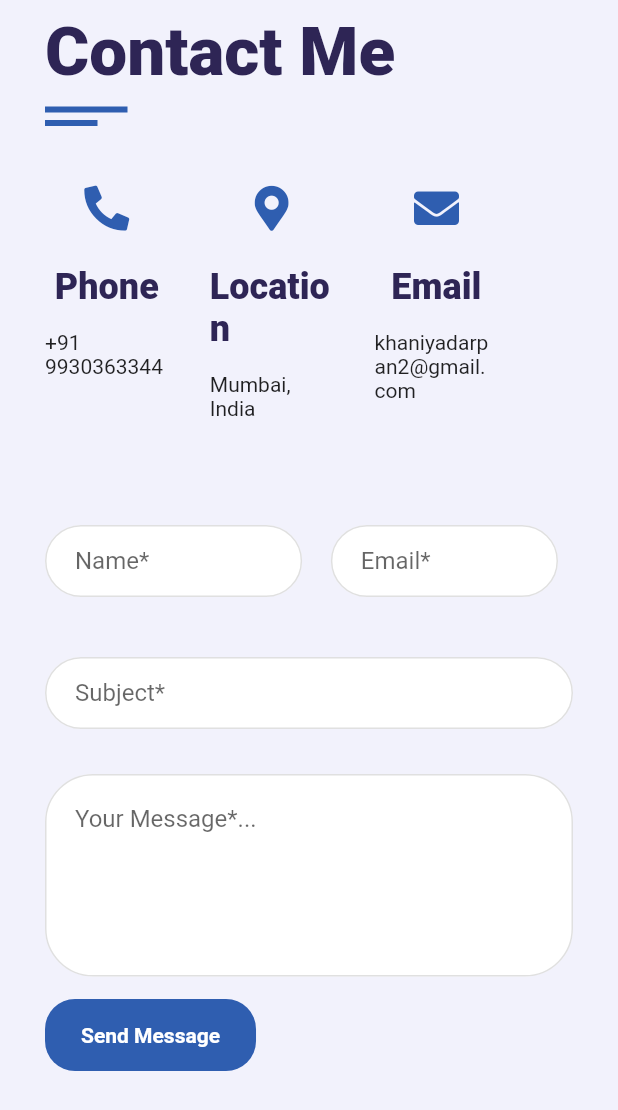
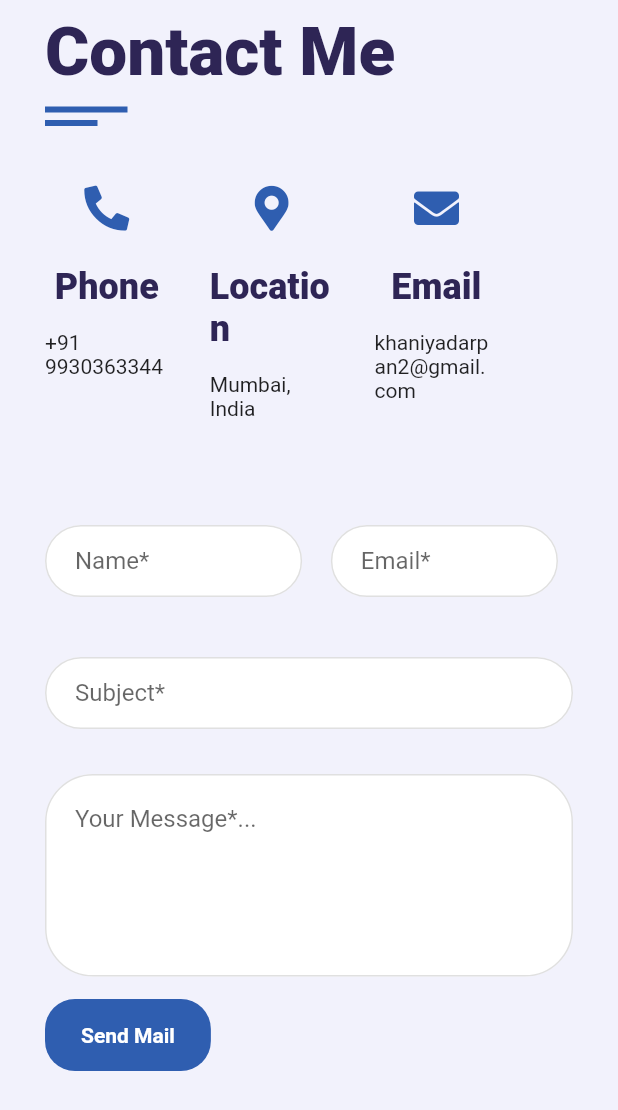
Before and after one commit to darpanbhanushali/portfolio_flutter, a Flutter app: the Contact widget shown alone on an empty page, opened directly, on a phone screen of 412 x 824 dp. Shown: the top 1110 px of the screen. Run offline on Flutter 3.47's test engine with Material 2 defaults, Android fonts, the light colour scheme and no system bars; our stand-ins replace auto_size_text, email_validator, fluttertoast, font_awesome_flutter, timeline_tile; missing offline and left inert: dart:html; project files that could hold a hidden picture were left out.

Commit message:
Minor Changes

```diff
--- a/lib/components/timelinetile.dart
+++ b/lib/components/timelinetile.dart
@@ -76,7 +76,7 @@ class TimelineTileHelper extends StatelessWidget {
                   subtext,
                   style: TextStyle(
                       fontSize: 18,
-                      color: Color(0xFF504E70),
+                      color: Colors.grey[600],
                       fontWeight: FontWeight.w100),
                 ),
               ),
--- a/lib/screens/contact.dart
+++ b/lib/screens/contact.dart
@@ -23,7 +23,7 @@ class _ContactState extends State<Contact> {
   final fieldText3 = TextEditingController();
   final fieldText4 = TextEditingController();
   final toast = FToast();
-  final formKey = GlobalKey<FormState>();
+  static final formKey = GlobalKey<FormState>();
   late String name;
   late String email;
   late String subject;
@@ -75,7 +75,7 @@ class _ContactState extends State<Contact> {
               Padding(
                 padding: const EdgeInsets.symmetric(vertical: 30),
                 child: Wrap(
-                  alignment: WrapAlignment.center,
+                  alignment: WrapAlignment.spaceEvenly,
                   children: [
                     InfoContact(
                       query: queryData,
@@ -209,7 +209,7 @@ class _ContactState extends State<Contact> {
                                 ),
                               )
                             : Text(
-                                'Send Message',
+                                'Send Mail',
                                 style: TextStyle(
                                     color: Colors.white,
                                     fontWeight: FontWeight.bold),
--- a/lib/screens/home.dart
+++ b/lib/screens/home.dart
@@ -31,7 +31,7 @@ class Home extends StatelessWidget {
               ),
               child: CircleAvatar(
                 radius: MediaQuery.of(context).size.height / 6.5,
-                backgroundImage: AssetImage('images/profile.png'),
+                backgroundImage: AssetImage('images/profile.jpg'),
               ),
             ),
             SizedBox(height: MediaQuery.of(context).size.height / 20),
```
Also changed, not shown: images/profile.jpg (added), 1 other file.
